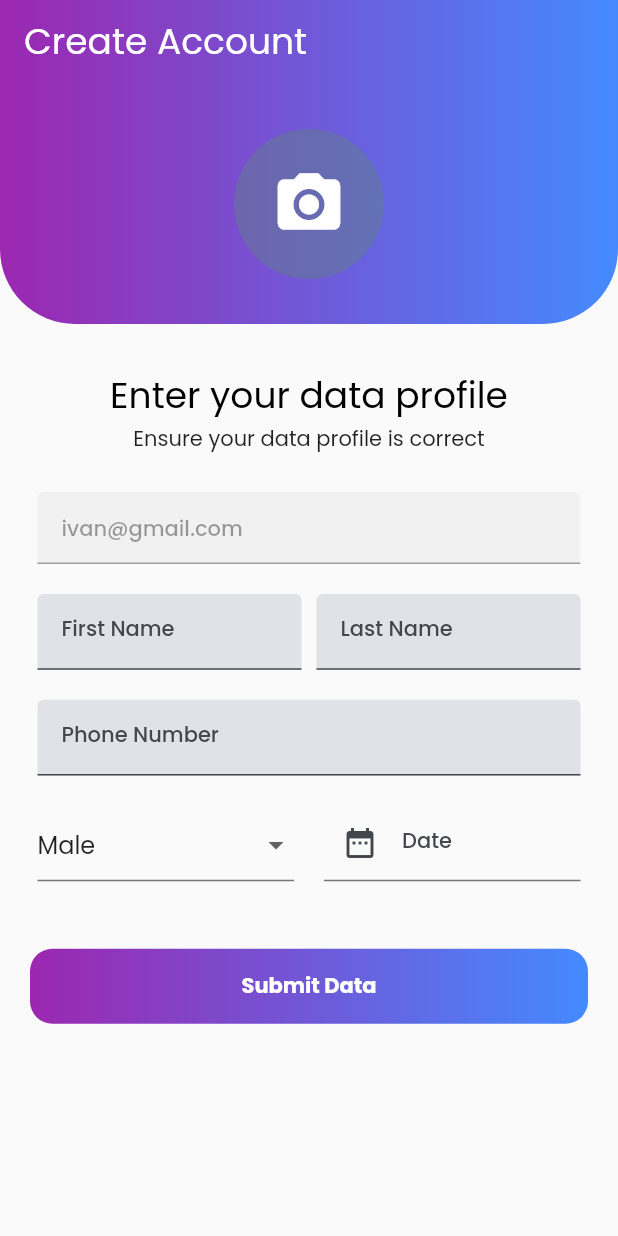
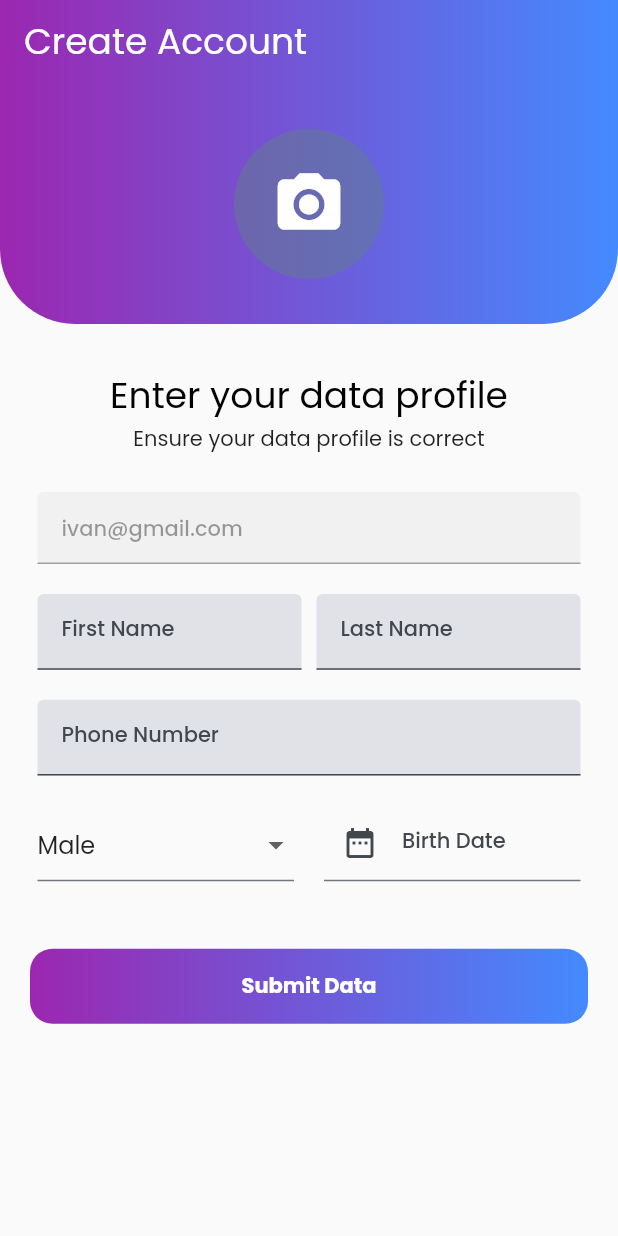
Before and after one commit to IvanSholana/chat_app, a Flutter app: the screen it shows after launch, on a phone screen of 412 x 824 dp. Run offline on Flutter 3.47's test engine with Material 2 defaults, Android fonts, the phone set to English and light mode, and no system bars; our stand-ins replace firebase_auth, firebase_core, google_fonts, image_picker; accounts and stored records are empty.

Commit message:
profile screen done

```diff
--- a/lib/screens/login_screen/widget/add_profile.dart
+++ b/lib/screens/login_screen/widget/add_profile.dart
@@ -1,5 +1,7 @@
-import 'package:chat_app/main.dart';
 import 'package:flutter/material.dart';
+import 'package:image_picker/image_picker.dart';
+import 'dart:io';
+import 'package:intl/intl.dart';
 
 class AddProfile extends StatefulWidget {
   const AddProfile({super.key});
@@ -12,6 +14,7 @@ class _AddProfileState extends State<AddProfile> {
   String _gender = "";
   TextEditingController _dateController = TextEditingController();
   DateTime selectedDate = DateTime.now();
+  File? pickedImage;
   Future<void> _selectDate() async {
     final DateTime? picked = await showDatePicker(
       context: context,
@@ -22,7 +25,17 @@ class _AddProfileState extends State<AddProfile> {
     if (picked != null && picked != selectedDate) {
       setState(() {
         selectedDate = picked;
-        _dateController.text = selectedDate.toLocal().toString().split(' ')[0];
+        _dateController.text = DateFormat('yyyy-MM-dd').format(selectedDate);
+      });
+    }
+  }
+
+  void _takeImage() async {
+    final imagePick = await ImagePicker().pickImage(
+        source: ImageSource.camera, maxWidth: 400, imageQuality: 100);
+    if (imagePick != null) {
+      setState(() {
+        pickedImage = File(imagePick.path);
       });
     }
   }
@@ -47,9 +60,11 @@ class _AddProfileState extends State<AddProfile> {
           ),
         )),
       ),
-      body: Column(
+      body: SingleChildScrollView(
+        child: Column(
           children: [
             Container(
+              clipBehavior: Clip.hardEdge,
               padding: const EdgeInsets.all(30),
               width: double.infinity,
               decoration: const BoxDecoration(
@@ -62,21 +77,26 @@ class _AddProfileState extends State<AddProfile> {
                     end: Alignment.topRight),
               ),
               child: InkWell(
+                onTap: () => _takeImage(),
                 child: Container(
                   width: 100,
                   height: 100,
                   decoration: BoxDecoration(
                       shape: BoxShape.circle,
                       color: Colors.blueGrey.withOpacity(0.5)),
-                child: const Icon(
+                  child: pickedImage == null
+                      ? const Icon(
                           Icons.camera_alt,
                           color: Colors.white,
                           size: 50,
+                        )
+                      : CircleAvatar(
+                          backgroundImage: FileImage(pickedImage!),
                         ),
                 ),
               ),
             ),
-          SizedBox(
+            const SizedBox(
               height: 30,
             ),
             Text(
@@ -86,20 +106,20 @@ class _AddProfileState extends State<AddProfile> {
                   .headlineSmall!
                   .copyWith(color: Colors.black),
             ),
-          Text("Ensure your data profile is correct"),
+            const Text("Ensure your data profile is correct"),
             Container(
-            padding: EdgeInsets.all(25),
+              padding: const EdgeInsets.all(25),
               child: Form(
                 child: Column(
                   children: [
                     TextFormField(
                       initialValue: "ivan@gmail.com",
                       enabled: false,
-                    decoration: InputDecoration(
+                      decoration: const InputDecoration(
                         filled: true,
                       ),
                     ),
-                  SizedBox(height: 20),
+                    const SizedBox(height: 20),
                     Row(
                       children: [
                         Expanded(
@@ -108,7 +128,7 @@ class _AddProfileState extends State<AddProfile> {
                                 filled: true, labelText: "First Name"),
                           ),
                         ),
-                      SizedBox(width: 10),
+                        const SizedBox(width: 10),
                         Expanded(
                           child: TextFormField(
                             decoration: const InputDecoration(
@@ -143,16 +163,16 @@ class _AddProfileState extends State<AddProfile> {
                             },
                           ),
                         ),
-                      SizedBox(width: 20),
+                        const SizedBox(width: 20),
                         Expanded(
                           child: TextFormField(
                             readOnly: true,
                             controller: _dateController,
                             decoration: InputDecoration(
-                              labelText: "Date",
+                                labelText: "Birth Date",
                                 prefixIcon: InkWell(
                                   onTap: () => _selectDate(),
-                                child: Icon(Icons.date_range),
+                                  child: const Icon(Icons.date_range),
                                 )),
                           ),
                         )
@@ -164,25 +184,24 @@ class _AddProfileState extends State<AddProfile> {
             ),
             InkWell(
               child: Container(
-              margin: EdgeInsets.all(20),
+                margin: const EdgeInsets.all(20),
                 height: 50,
                 alignment: Alignment.center,
-              decoration: BoxDecoration(
+                decoration: const BoxDecoration(
                     borderRadius: BorderRadius.all(Radius.circular(15)),
                     gradient: LinearGradient(
                         colors: [Colors.purple, Colors.blueAccent])),
                 child: Text(
                   "Submit Data",
-                style: Theme.of(context)
-                    .textTheme
-                    .bodyLarge!
-                    .copyWith(color: Colors.white, fontWeight: FontWeight.bold),
+                  style: Theme.of(context).textTheme.bodyLarge!.copyWith(
+                      color: Colors.white, fontWeight: FontWeight.bold),
                 ),
                 width: double.infinity,
               ),
             )
           ],
         ),
+      ),
     );
   }
 }
```
Lines whose indentation alone changed are shown as unchanged.
